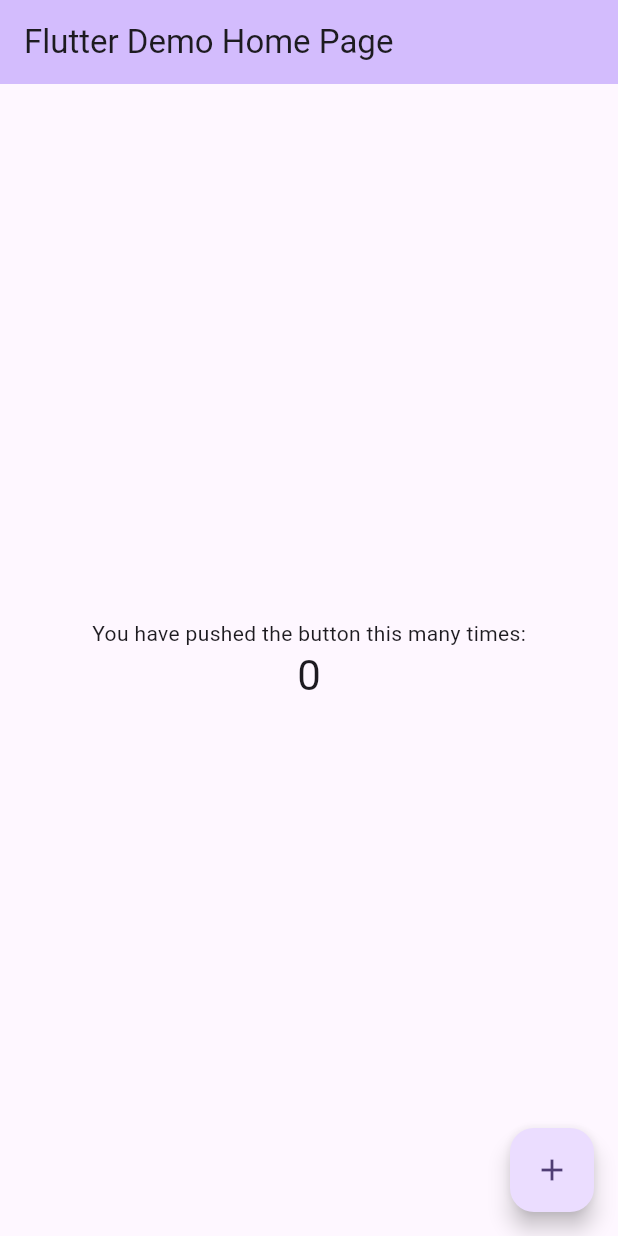
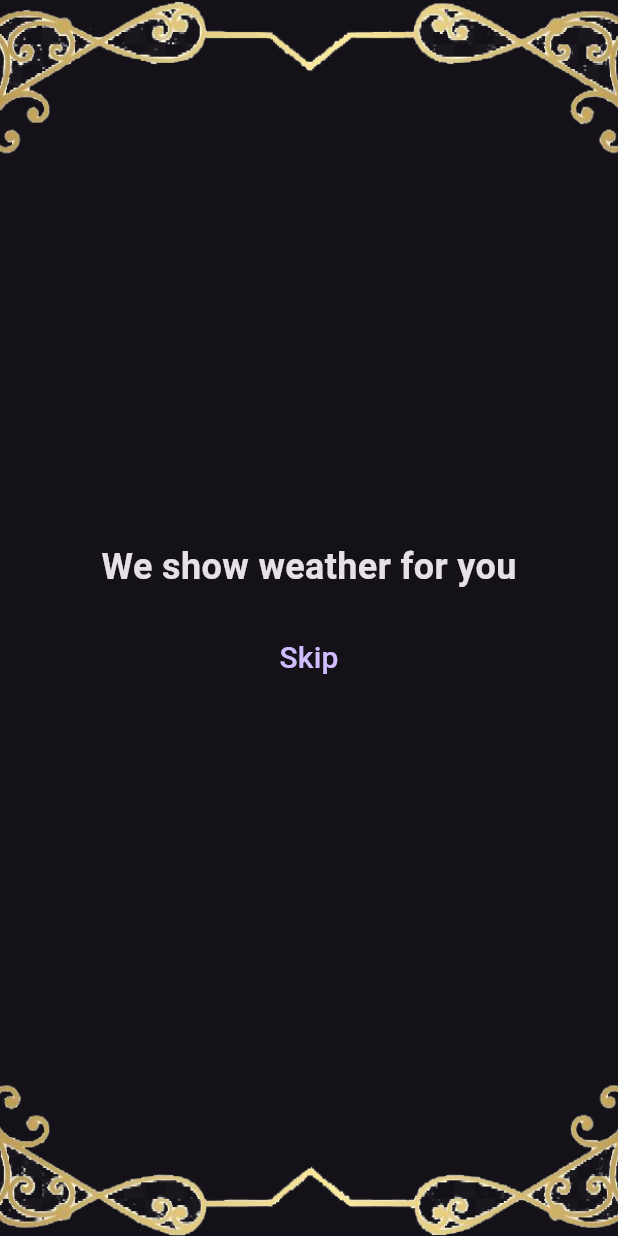
Before and after one commit to kurision/weather-task-flutter, a Flutter app: the screen it shows after launch, on a phone screen of 412 x 824 dp. Run offline on Flutter 3.47's test engine with Material 3 defaults, Android fonts, the phone set to English and light mode, and no system bars; our stand-ins replace flutter_dotenv, flutter_riverpod.

Commit message:
Basic-Functionality-Done

```diff
--- /dev/null
+++ b/lib/app.dart
@@ -0,0 +1,16 @@
+import 'package:flutter/material.dart';
+import 'package:weather_task/features/splash/help_screen.dart';
+
+class MyApp extends StatelessWidget {
+  const MyApp({super.key});
+
+  @override
+  Widget build(BuildContext context) {
+    return MaterialApp(
+      debugShowCheckedModeBanner: false,
+      title: 'Weather Task',
+      theme: ThemeData.dark(),
+      home: const HelpScreen(),
+    );
+  }
+}
--- /dev/null
+++ b/lib/features/splash/help_screen.dart
@@ -0,0 +1,54 @@
+import 'package:flutter/material.dart';
+import 'package:weather_task/features/homepage/views/homepage_view.dart';
+
+class HelpScreen extends StatelessWidget {
+  const HelpScreen({super.key});
+
+  @override
+  Widget build(BuildContext context) {
+    return SafeArea(
+      child: Scaffold(
+          body: Stack(
+        children: [
+          Container(
+            decoration: const BoxDecoration(
+              image: DecorationImage(
+                image: AssetImage('assets/images/background.png'),
+                fit: BoxFit.cover,
+              ),
+            ),
+          ),
+          Center(
+            child: Column(
+              mainAxisAlignment: MainAxisAlignment.center,
+              children: [
+                const Text(
+                  'We show weather for you',
+                  style: TextStyle(fontSize: 24, fontWeight: FontWeight.bold),
+                ),
+                const SizedBox(
+                  height: 20,
+                ),
+                TextButton(
+                    onPressed: () {
+                      Navigator.pushReplacement(
+                        context,
+                        MaterialPageRoute(
+                          builder: (context) {
+                            return const HomePageView();
+                          },
+                        ),
+                      );
+                    },
+                    child: const Text(
+                      "Skip",
+                      style: TextStyle(fontSize: 20),
+                    ))
+              ],
+            ),
+          ),
+        ],
+      )),
+    );
+  }
+}
--- a/lib/main.dart
+++ b/lib/main.dart
@@ -1,125 +1,10 @@
 import 'package:flutter/material.dart';
+import 'package:flutter_riverpod/flutter_riverpod.dart';
+import 'package:weather_task/app.dart';
+import 'package:flutter_dotenv/flutter_dotenv.dart';
 
-void main() {
-  runApp(const MyApp());
+Future main() async {
+  WidgetsFlutterBinding.ensureInitialized();
+  await dotenv.load(fileName: "assets/env/.env");
+  runApp(const ProviderScope(child: MyApp()));
 }
-
-class MyApp extends StatelessWidget {
-  const MyApp({super.key});
-
-  // This widget is the root of your application.
-  @override
-  Widget build(BuildContext context) {
-    return MaterialApp(
-      title: 'Flutter Demo',
-      theme: ThemeData(
-        // This is the theme of your application.
-        //
-        // TRY THIS: Try running your application with "flutter run". You'll see
-        // the application has a purple toolbar. Then, without quitting the app,
-        // try changing the seedColor in the colorScheme below to Colors.green
-        // and then invoke "hot reload" (save your changes or press the "hot
-        // reload" button in a Flutter-supported IDE, or press "r" if you used
-        // the command line to start the app).
-        //
-        // Notice that the counter didn't reset back to zero; the application
-        // state is not lost during the reload. To reset the state, use hot
-        // restart instead.
-        //
-        // This works for code too, not just values: Most code changes can be
-        // tested with just a hot reload.
-        colorScheme: ColorScheme.fromSeed(seedColor: Colors.deepPurple),
-        useMaterial3: true,
-      ),
-      home: const MyHomePage(title: 'Flutter Demo Home Page'),
-    );
-  }
-}
-
-class MyHomePage extends StatefulWidget {
-  const MyHomePage({super.key, required this.title});
-
-  // This widget is the home page of your application. It is stateful, meaning
-  // that it has a State object (defined below) that contains fields that affect
-  // how it looks.
-
-  // This class is the configuration for the state. It holds the values (in this
-  // case the title) provided by the parent (in this case the App widget) and
-  // used by the build method of the State. Fields in a Widget subclass are
-  // always marked "final".
-
-  final String title;
-
-  @override
-  State<MyHomePage> createState() => _MyHomePageState();
-}
-
-class _MyHomePageState extends State<MyHomePage> {
-  int _counter = 0;
-
-  void _incrementCounter() {
-    setState(() {
-      // This call to setState tells the Flutter framework that something has
-      // changed in this State, which causes it to rerun the build method below
-      // so that the display can reflect the updated values. If we changed
-      // _counter without calling setState(), then the build method would not be
-      // called again, and so nothing would appear to happen.
-      _counter++;
-    });
-  }
-
-  @override
-  Widget build(BuildContext context) {
-    // This method is rerun every time setState is called, for instance as done
-    // by the _incrementCounter method above.
-    //
-    // The Flutter framework has been optimized to make rerunning build methods
-    // fast, so that you can just rebuild anything that needs updating rather
-    // than having to individually change instances of widgets.
-    return Scaffold(
-      appBar: AppBar(
-        // TRY THIS: Try changing the color here to a specific color (to
-        // Colors.amber, perhaps?) and trigger a hot reload to see the AppBar
-        // change color while the other colors stay the same.
-        backgroundColor: Theme.of(context).colorScheme.inversePrimary,
-        // Here we take the value from the MyHomePage object that was created by
-        // the App.build method, and use it to set our appbar title.
-        title: Text(widget.title),
-      ),
-      body: Center(
-        // Center is a layout widget. It takes a single child and positions it
-        // in the middle of the parent.
-        child: Column(
-          // Column is also a layout widget. It takes a list of children and
-          // arranges them vertically. By default, it sizes itself to fit its
-          // children horizontally, and tries to be as tall as its parent.
-          //
-          // Column has various properties to control how it sizes itself and
-          // how it positions its children. Here we use mainAxisAlignment to
-          // center the children vertically; the main axis here is the vertical
-          // axis because Columns are vertical (the cross axis would be
-          // horizontal).
-          //
-          // TRY THIS: Invoke "debug painting" (choose the "Toggle Debug Paint"
-          // action in the IDE, or press "p" in the console), to see the
-          // wireframe for each widget.
-          mainAxisAlignment: MainAxisAlignment.center,
-          children: <Widget>[
-            const Text(
-              'You have pushed the button this many times:',
-            ),
-            Text(
-              '$_counter',
-              style: Theme.of(context).textTheme.headlineMedium,
-            ),
-          ],
-        ),
-      ),
-      floatingActionButton: FloatingActionButton(
-        onPressed: _incrementCounter,
-        tooltip: 'Increment',
-        child: const Icon(Icons.add),
-      ), // This trailing comma makes auto-formatting nicer for build methods.
-    );
-  }
-}
```
Also changed, not shown: lib/features/homepage/models/weather_model.dart (added, +26 -0 lines), lib/features/homepage/service/weather_service.dart (added, +19 -0 lines), lib/features/homepage/state/weather_state.dart (added, +39 -0 lines), lib/features/homepage/views/homepage_view.dart (added, +121 -0 lines), pubspec.yaml (+9 -3 lines), assets/images/background.png (added), pubspec.lock, 2 other files.
